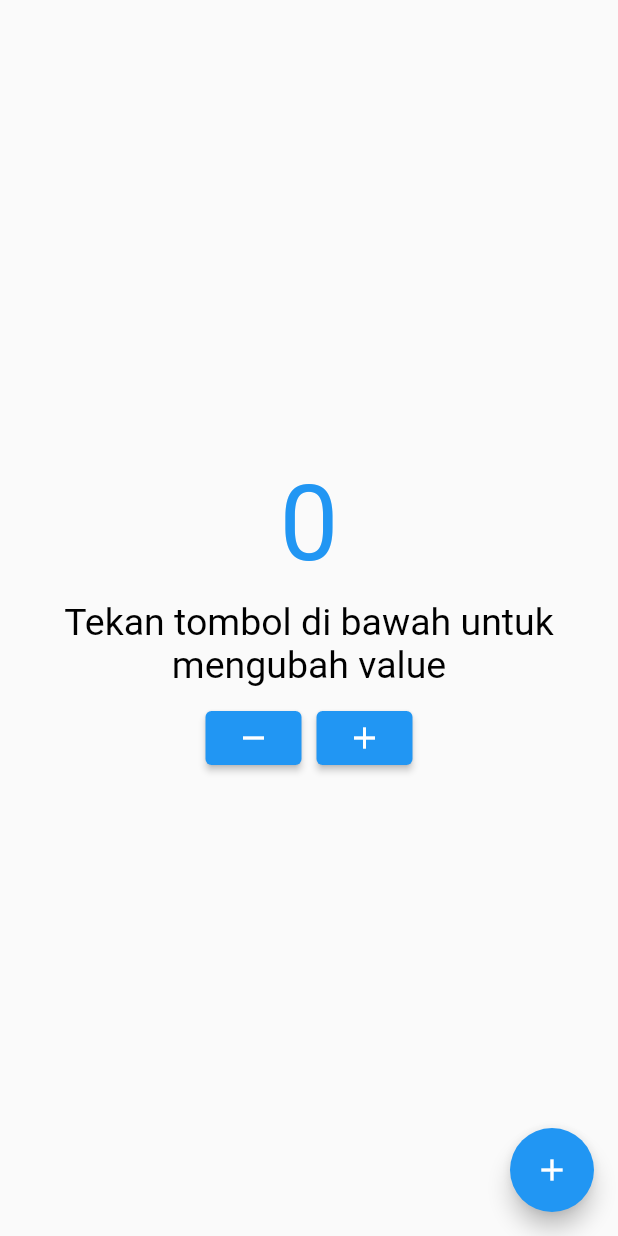
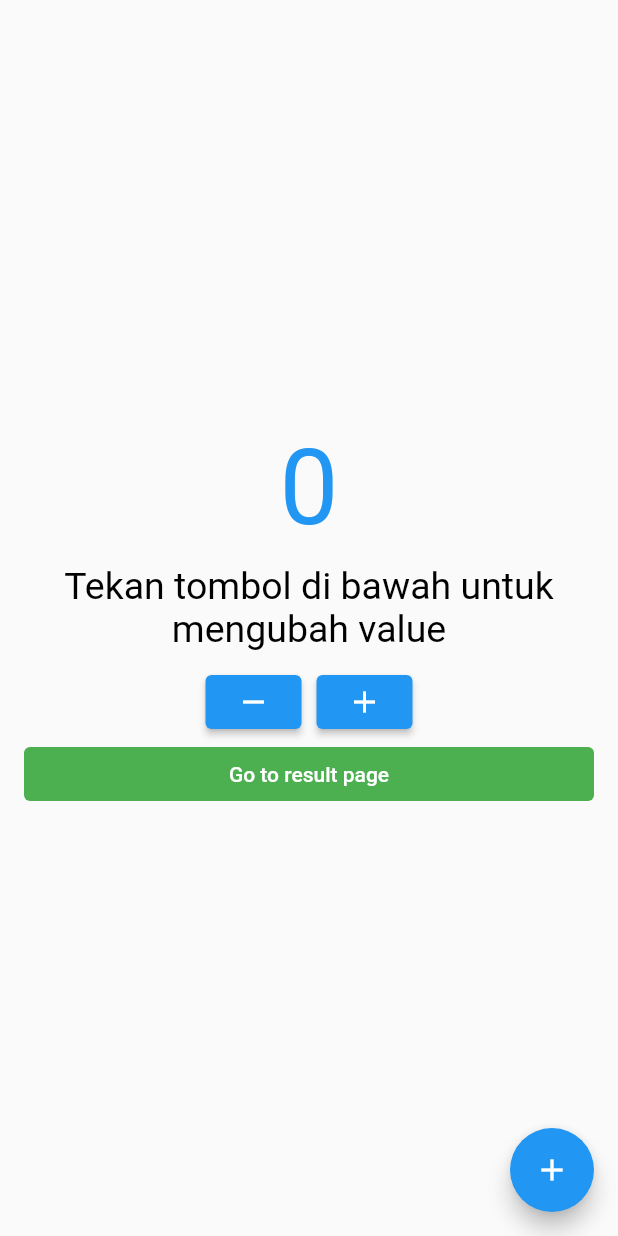
Before and after one commit to conclude91/hello_flutter, a Flutter app: the screen it shows after launch, on a phone screen of 412 x 824 dp. Run offline on Flutter 3.47's test engine with Material 2 defaults, Android fonts, the phone set to English and light mode, and no system bars; our stand-ins replace fluttertoast.

Commit message:
[ADD] navigation, custom widget

```diff
--- a/lib/main.dart
+++ b/lib/main.dart
@@ -1,5 +1,5 @@
 import 'package:flutter/material.dart';
-import 'package:hello_flutter/pages/dashboard_page.dart';
+import 'package:hello_flutter/pages/counter_page.dart';
 
 void main() {
   runApp(const App());
@@ -11,7 +11,7 @@ class App extends StatelessWidget {
   @override
   Widget build(BuildContext context) {
     return const MaterialApp(
-      home: DashboardPage(),
+      home: CounterPage(),
     );
   }
 }
--- a/lib/pages/dashboard_page.dart
+++ b/lib/pages/counter_page.dart
@@ -1,13 +1,15 @@
 import 'package:flutter/material.dart';
+import 'package:hello_flutter/pages/result_page.dart';
+import 'package:hello_flutter/widgets/custom_button.dart';
 
-class DashboardPage extends StatefulWidget {
-  const DashboardPage({super.key});
+class CounterPage extends StatefulWidget {
+  const CounterPage({super.key});
 
   @override
-  State<DashboardPage> createState() => _DashboardPageState();
+  State<CounterPage> createState() => _CounterPageState();
 }
 
-class _DashboardPageState extends State<DashboardPage> {
+class _CounterPageState extends State<CounterPage> {
   int _count = 0;
 
   void _increment() {
@@ -65,6 +67,30 @@ class _DashboardPageState extends State<DashboardPage> {
                   ),
                 ],
               ),
+              CustomButton(
+                  text: 'Go to result page',
+                  onPressed: () {
+                    Navigator.push(
+                      context,
+                      MaterialPageRoute(
+                        builder: (context) => ResultPage(count: _count),
+                      ),
+                    );
+                  }),
+              // ElevatedButton(
+              //   style: ElevatedButton.styleFrom(
+              //     elevation: 0,
+              //   ),
+              //   onPressed: () {
+              //     Navigator.push(
+              //       context,
+              //       MaterialPageRoute(
+              //         builder: (context) => ResultPage(count: _count),
+              //       ),
+              //     );
+              //   },
+              //   child: const Text('Go to result page'),
+              // ),
             ],
           ),
         ),
--- /dev/null
+++ b/lib/widgets/custom_button.dart
@@ -0,0 +1,24 @@
+import 'package:flutter/material.dart';
+
+class CustomButton extends StatelessWidget {
+  const CustomButton({
+    super.key,
+    required this.text,
+    required this.onPressed,
+  });
+
+  final GestureTapCallback onPressed;
+  final String text;
+
+  @override
+  Widget build(BuildContext context) {
+    return ElevatedButton(
+      style: ElevatedButton.styleFrom(
+        elevation: 0,
+        backgroundColor: Colors.green,
+      ),
+      onPressed: onPressed,
+      child: Text(text),
+    );
+  }
+}
--- a/pubspec.yaml
+++ b/pubspec.yaml
@@ -31,7 +31,7 @@ environment:
 dependencies:
   flutter:
     sdk: flutter
-
+  fluttertoast: ^8.1.1
 
   # The following adds the Cupertino Icons font to your application.
   # Use with the CupertinoIcons class for iOS style icons.
```
Also changed, not shown: lib/pages/result_page.dart (added, +107 -0 lines), pubspec.lock.
